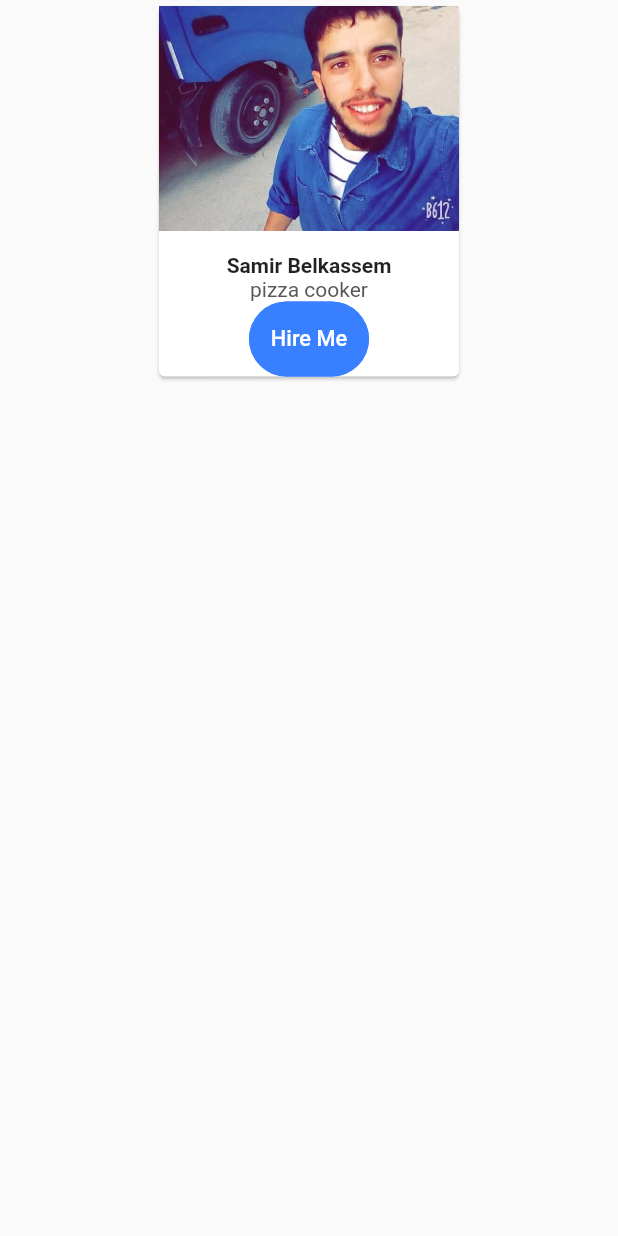
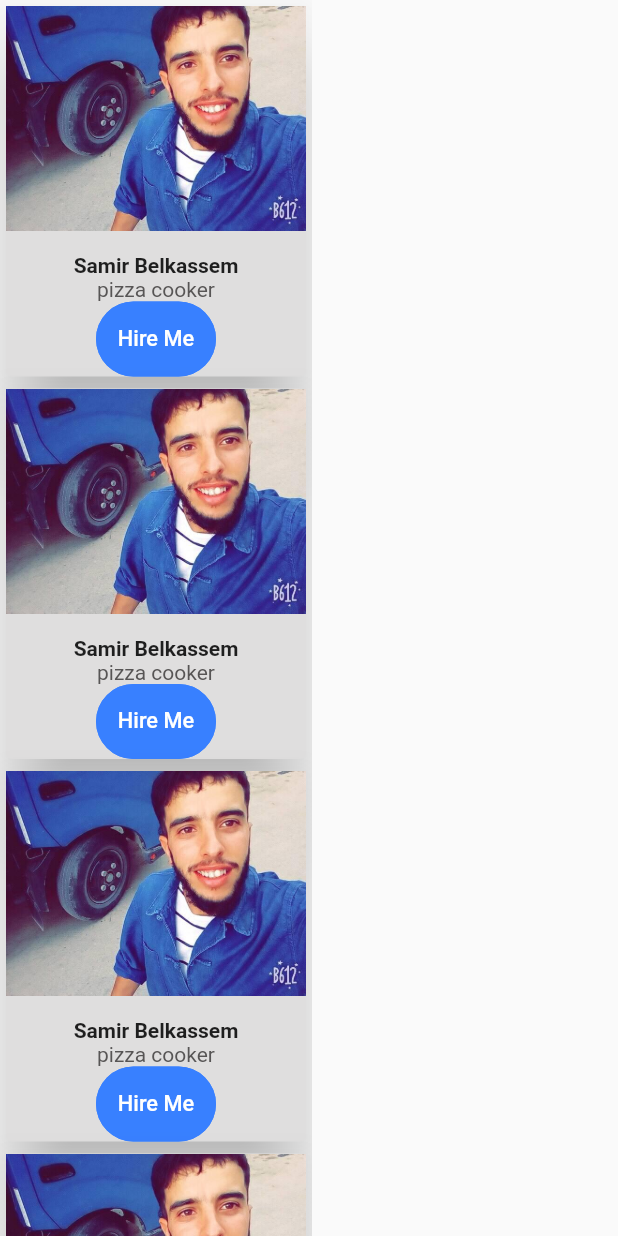
Before and after one commit to developython14/rightedu_mobile_version, a Flutter app: the free screen opened by its route, on a phone screen of 412 x 824 dp. Run offline on Flutter 3.47's test engine with Material 2 defaults, Android fonts, the phone set to English and light mode, and no system bars; drawn by our look-alikes of getwidget; our stand-ins replace convex_bottom_bar, email_validator, file_picker, flutter_pw_validator, flutter_signin_button, flutter_spinkit and 4 more; missing offline and left inert: dart:ffi; accounts and stored records are empty; network calls fail.

Commit message:
work on ui componant

```diff
--- a/lib/main.dart
+++ b/lib/main.dart
@@ -18,7 +18,7 @@ import 'package:right/profile/navigation_pages/profilevisit.dart';
 import 'package:right/profile/navigation_pages/free.dart';
 
 void main() {
-  runApp(MaterialApp(title: 'Right Hacker', initialRoute: '/hackme', routes: {
+  runApp(MaterialApp(title: 'Right Hacker', initialRoute: '/experts', routes: {
     '/login': (context) => login(),
     '/signup': (context) => signup(),
     '/signupmod': (context) => signupmod(),
--- a/lib/profile/navigation_pages/free.dart
+++ b/lib/profile/navigation_pages/free.dart
@@ -16,8 +16,9 @@ class _freeState extends State<free> {
           child: SingleChildScrollView(
         child: Column(
           children: [
-            Center(
-              child: Card(
+            Card(
+              elevation: 20,
+              color: Color.fromARGB(255, 223, 222, 222),
               child: Column(
                 children: [
                   Image.asset(
@@ -44,7 +45,122 @@ class _freeState extends State<free> {
                 ],
               ),
             ),
-            )
+            Card(
+              elevation: 20,
+              color: Color.fromARGB(255, 223, 222, 222),
+              child: Column(
+                children: [
+                  Image.asset(
+                    'assets/start_app/samir.jpg',
+                    width: 200,
+                  ),
+                  SizedBox(
+                    height: 15,
+                  ),
+                  Text(
+                    'Samir Belkassem',
+                    style: TextStyle(fontWeight: FontWeight.bold),
+                  ),
+                  Text(
+                    'pizza cooker',
+                    style: TextStyle(color: Color.fromARGB(255, 87, 85, 85)),
+                  ),
+                  GFButton(
+                    onPressed: () {},
+                    text: "Hire Me",
+                    shape: GFButtonShape.pills,
+                    size: GFSize.LARGE,
+                  ),
+                ],
+              ),
+            ),
+            Card(
+              elevation: 20,
+              color: Color.fromARGB(255, 223, 222, 222),
+              child: Column(
+                children: [
+                  Image.asset(
+                    'assets/start_app/samir.jpg',
+                    width: 200,
+                  ),
+                  SizedBox(
+                    height: 15,
+                  ),
+                  Text(
+                    'Samir Belkassem',
+                    style: TextStyle(fontWeight: FontWeight.bold),
+                  ),
+                  Text(
+                    'pizza cooker',
+                    style: TextStyle(color: Color.fromARGB(255, 87, 85, 85)),
+                  ),
+                  GFButton(
+                    onPressed: () {},
+                    text: "Hire Me",
+                    shape: GFButtonShape.pills,
+                    size: GFSize.LARGE,
+                  ),
+                ],
+              ),
+            ),
+            Card(
+              elevation: 20,
+              color: Color.fromARGB(255, 223, 222, 222),
+              child: Column(
+                children: [
+                  Image.asset(
+                    'assets/start_app/samir.jpg',
+                    width: 200,
+                  ),
+                  SizedBox(
+                    height: 15,
+                  ),
+                  Text(
+                    'Samir Belkassem',
+                    style: TextStyle(fontWeight: FontWeight.bold),
+                  ),
+                  Text(
+                    'pizza cooker',
+                    style: TextStyle(color: Color.fromARGB(255, 87, 85, 85)),
+                  ),
+                  GFButton(
+                    onPressed: () {},
+                    text: "Hire Me",
+                    shape: GFButtonShape.pills,
+                    size: GFSize.LARGE,
+                  ),
+                ],
+              ),
+            ),
+            Card(
+              elevation: 20,
+              color: Color.fromARGB(255, 223, 222, 222),
+              child: Column(
+                children: [
+                  Image.asset(
+                    'assets/start_app/samir.jpg',
+                    width: 200,
+                  ),
+                  SizedBox(
+                    height: 15,
+                  ),
+                  Text(
+                    'Samir Belkassem',
+                    style: TextStyle(fontWeight: FontWeight.bold),
+                  ),
+                  Text(
+                    'pizza cooker',
+                    style: TextStyle(color: Color.fromARGB(255, 87, 85, 85)),
+                  ),
+                  GFButton(
+                    onPressed: () {},
+                    text: "Hire Me",
+                    shape: GFButtonShape.pills,
+                    size: GFSize.LARGE,
+                  ),
+                ],
+              ),
+            ),
           ],
         ),
       )),
--- a/lib/profile/pages/compenant/profilecomponant.dart
+++ b/lib/profile/pages/compenant/profilecomponant.dart
@@ -67,7 +67,7 @@ class usercard extends StatelessWidget {
   @override
   Widget build(BuildContext context) {
     return Card(
-      color: Colors.blue,
+      color: Color.fromARGB(255, 140, 143, 146),
       child: Column(
         children: [
           Image.asset(
```
Lines whose indentation alone changed are shown as unchanged.
